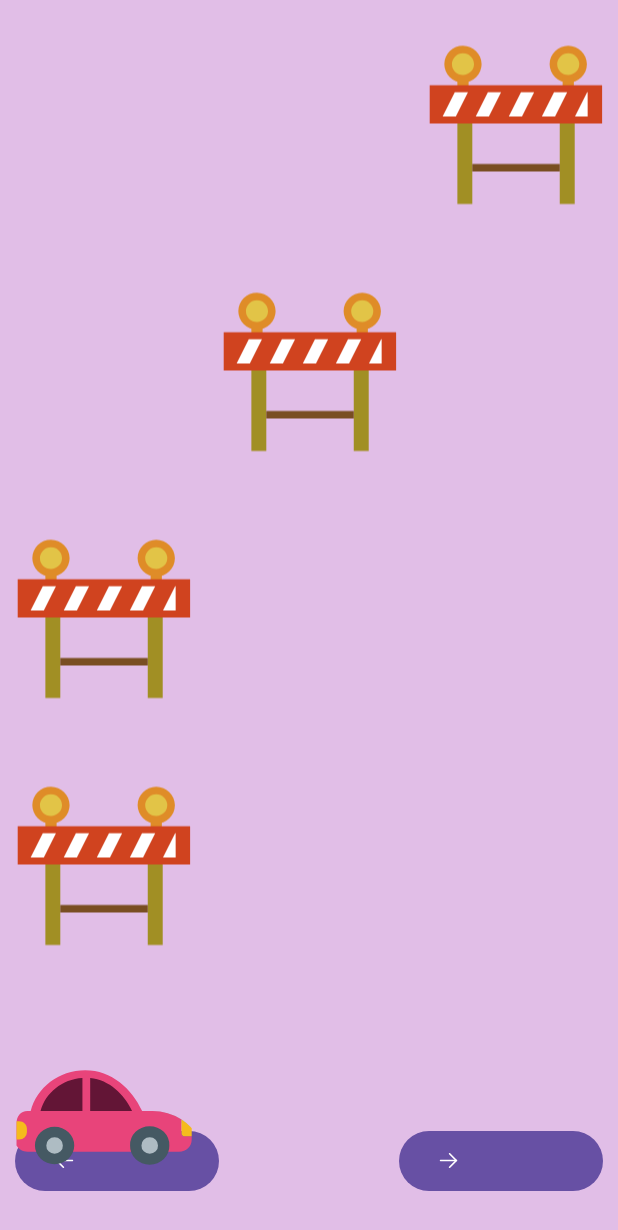
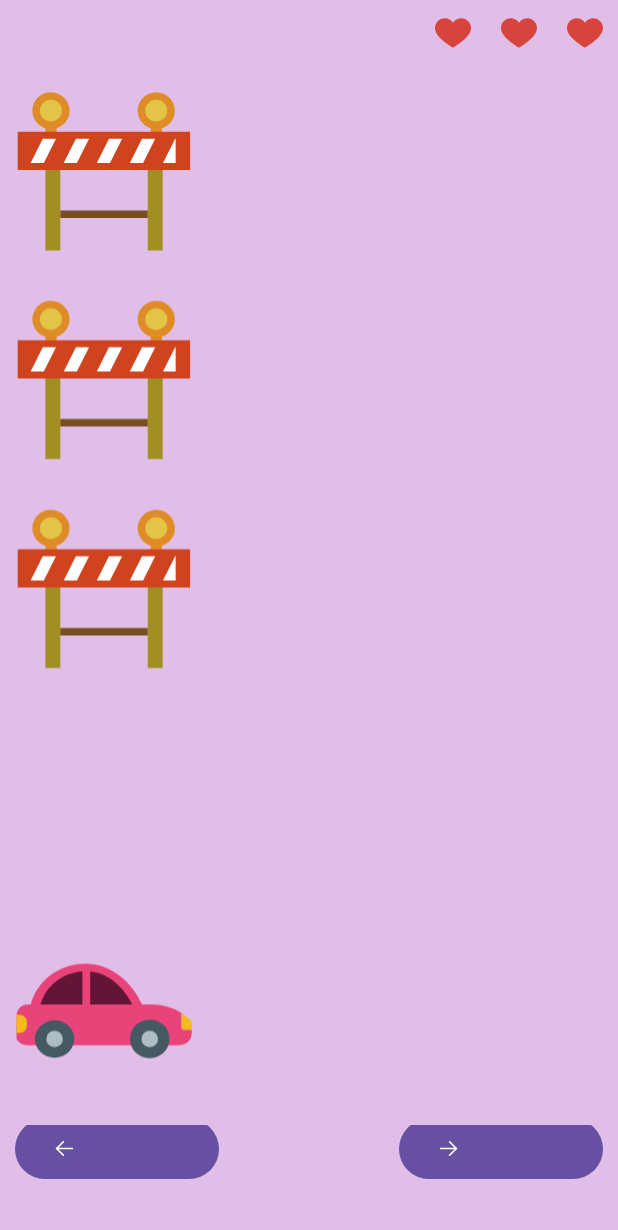
Before and after one commit to NaamaD175/AndroidAplication1, an Android app: the MainActivity screen opened directly, with no data from a screen before it, after a tap on an icon or button, on a phone screen of 412 x 824 dp. Shown: the top 1230 px of the screen. Run offline under Robolectric (Android 15) with nearby library versions, the phone set to English and light mode, and no system bars.

Commit message:
without x or y

```diff
--- a/app/src/main/java/com/example/naamadrory/MainActivity.kt
+++ b/app/src/main/java/com/example/naamadrory/MainActivity.kt
@@ -21,7 +21,6 @@ class MainActivity : AppCompatActivity() {
     private lateinit var main_IMG_hearts: Array<AppCompatImageView>
     private lateinit var main_IMG_matrix: GridLayout
     private lateinit var main_IMG_stopsMatrix: Array<Array<AppCompatImageView>>
-    private lateinit var main_IMG_carMatrix: Array<AppCompatImageView>
     private lateinit var gameManager: GameManager
     private val handler: Handler = Handler(Looper.getMainLooper())
 
@@ -30,18 +29,19 @@ class MainActivity : AppCompatActivity() {
             val currentWrong = gameManager.wrongAnswers
             gameManager.gameMove()
             refreshMatrixUI()
-            updateCarMatrix()
             refreshUI()
 
+            // If crashed - vibrate and message
             if (gameManager.wrongAnswers > currentWrong) {
                 SignalManager.getInstance().vibrate()
                 SignalManager.getInstance().toast("Crash! 💥")
             }
 
+            // If gameOver - send a message
             if (gameManager.isGameOver) {
                 changeActivity("Game Over!!")
             } else {
-                handler.postDelayed(this, 600)
+                handler.postDelayed(this, 1000)
             }
         }
     }
@@ -53,22 +53,21 @@ class MainActivity : AppCompatActivity() {
         findViews()
 
         val colsNum = 3
-        val rowsNum = 4
+        val rowsNum = 5
 
         gameManager = GameManager(rowsNum = rowsNum, colsNum = colsNum, lifeCount = 3)
         main_IMG_matrix.removeAllViews()
 
         initMatrix()
-        initCarMatrix()
         initViews()
 
         gameManager.gameMove()
         refreshMatrixUI()
-        updateCarMatrix()
 
-        handler.postDelayed(gameTickRunnable, 600)
+        handler.postDelayed(gameTickRunnable, 1000)
     }
 
+    // Init the matrix
     private fun initMatrix() {
         val rowsNum = gameManager.getMatrix().size
         val colsNum = gameManager.getMatrix()[0].size
@@ -92,34 +91,7 @@ class MainActivity : AppCompatActivity() {
         }
     }
 
-    private fun initCarMatrix() {
-        val colsNum = gameManager.getMatrix()[0].size
-        val carRow = gameManager.getMatrix().size
-
-        main_IMG_carMatrix = Array(colsNum) { col ->
-            val img = AppCompatImageView(this)
-            img.layoutParams = GridLayout.LayoutParams().apply {
-                width = 0
-                height = 0
-                columnSpec = GridLayout.spec(col, 1f)
-                rowSpec = GridLayout.spec(carRow, 1f)
-                setMargins(4, 4, 4, 4)
-            }
-            img.scaleType = ImageView.ScaleType.FIT_CENTER
-            img.adjustViewBounds = true
-            img.setImageResource(R.drawable.car)
-            img.visibility = View.INVISIBLE
-            main_IMG_matrix.addView(img)
-            img
-        }
-    }
-
-    private fun updateCarMatrix() {
-        for (i in main_IMG_carMatrix.indices) {
-            main_IMG_carMatrix[i].visibility = if (i == gameManager.carCol) View.VISIBLE else View.INVISIBLE
-        }
-    }
-
+    // Update matrix display - visible or invisible (car/stop/empty)
     private fun refreshMatrixUI() {
         val theMatrix = gameManager.getMatrix()
 
@@ -139,8 +111,8 @@ class MainActivity : AppCompatActivity() {
                         images.setImageResource(R.drawable.car)
                         images.visibility = View.VISIBLE
                     }
-                    3 -> {
-                        images.setImageResource(R.drawable.stop)
+                    3 -> { // Crash - show the car
+                        images.setImageResource(R.drawable.car)
                         images.visibility = View.VISIBLE
                     }
                 }
@@ -148,24 +120,27 @@ class MainActivity : AppCompatActivity() {
         }
     }
 
+    // Update hearts
     private fun refreshUI() {
         for (i in main_IMG_hearts.indices) {
             main_IMG_hearts[i].visibility = if (i < 3 - gameManager.wrongAnswers) View.VISIBLE else View.INVISIBLE
         }
     }
 
+    // Sets up the right or left button
     private fun initViews() {
         main_BTN_right.setOnClickListener {
             gameManager.mRight()
-            updateCarMatrix()
+            refreshMatrixUI()
         }
         main_BTN_left.setOnClickListener {
             gameManager.mLeft()
-            updateCarMatrix()
+            refreshMatrixUI()
         }
-        updateCarMatrix()
+        refreshMatrixUI()
     }
 
+    // Move to another screen and send gameOver if necessary
     private fun changeActivity(message: String) {
         val intent = Intent(this, ScoreActivity::class.java)
         intent.putExtra(Constants.BundleKeys.MESSAGE_KEY, message)
@@ -173,6 +148,7 @@ class MainActivity : AppCompatActivity() {
         finish()
     }
 
+    // Connects buttons, matrix grid, and hearts to their XML components
     private fun findViews() {
         main_BTN_right = findViewById(R.id.main_BTN_right)
         main_BTN_left = findViewById(R.id.main_BTN_left)
@@ -184,6 +160,7 @@ class MainActivity : AppCompatActivity() {
         )
     }
 
+    // Stops the game loop
     override fun onDestroy() {
         handler.removeCallbacks(gameTickRunnable)
         super.onDestroy()
--- a/app/src/main/java/com/example/naamadrory/logic/GameManager.kt
+++ b/app/src/main/java/com/example/naamadrory/logic/GameManager.kt
@@ -19,24 +19,29 @@ class GameManager(
     val isGameOver: Boolean
         get() = wrongAnswers >= lifeCount
 
+    //Move right
     fun mRight() {
         if (carCol < colsNum - 1) carCol++
     }
 
+    //Move left
     fun mLeft() {
         if (carCol > 0) carCol--
     }
 
+    //GameOver
     fun gameMove() {
         if (!firstMove) {
             mDown()
             checkIsStop()
         }
         firstMove = false
+        updateCarInMatrix()
     }
 
     fun getMatrix(): Array<IntArray> = theMatrix
 
+    //Check if we crashed
     private fun checkIsStop() {
         if (theMatrix[rowsNum - 1][carCol] == 1) {
             wrongAnswers++
@@ -44,6 +49,7 @@ class GameManager(
         }
     }
 
+    //Move down
     private fun mDown() {
         for (row in rowsNum - 1 downTo 1) {
             for (col in 0 until colsNum) {
@@ -58,4 +64,16 @@ class GameManager(
         val randomCol = (0 until colsNum).random()
         theMatrix[0][randomCol] = 1
     }
+
+    //Update the car position
+    private fun updateCarInMatrix() {
+        for (col in 0 until colsNum) {
+            if (theMatrix[rowsNum - 1][col] == 2) {
+                theMatrix[rowsNum - 1][col] = 0
+            }
+        }
+        if (theMatrix[rowsNum - 1][carCol] == 0) {
+            theMatrix[rowsNum - 1][carCol] = 2
+        }
+    }
 }
--- a/app/src/main/res/layout/activity_main.xml
+++ b/app/src/main/res/layout/activity_main.xml
@@ -1,66 +1,17 @@
 <?xml version="1.0" encoding="utf-8"?>
-<RelativeLayout xmlns:android="http://schemas.android.com/apk/res/android"
+<LinearLayout xmlns:android="http://schemas.android.com/apk/res/android"
     xmlns:app="http://schemas.android.com/apk/res-auto"
     xmlns:tools="http://schemas.android.com/tools"
-    android:id="@+id/main"
     android:layout_width="match_parent"
     android:layout_height="match_parent"
+    android:orientation="vertical"
     android:background="@color/background_color"
-    android:orientation="vertical"
     tools:context=".MainActivity">
 
     <androidx.appcompat.widget.LinearLayoutCompat
         android:layout_width="match_parent"
         android:layout_height="wrap_content"
-        android:layout_alignParentBottom="true"
-        android:layout_margin="@dimen/button_margin">
-
-        <com.google.android.material.button.MaterialButton
-            android:id="@+id/main_BTN_left"
-            android:layout_width="@dimen/button_width"
-            android:layout_height="wrap_content"
-            android:layout_alignParentStart="true"
-            android:layout_weight="0.5"
-            android:layout_marginBottom="@dimen/margin_bottom"
-            app:icon="@drawable/left"/>
-
-
-        <View
-            android:layout_width="120dp"
-            android:layout_height="12dp"/>
-
-        <com.google.android.material.button.MaterialButton
-            android:id="@+id/main_BTN_right"
-            android:layout_width="@dimen/button_width"
-            android:layout_height="wrap_content"
-            android:layout_alignParentBottom="true"
-            android:layout_weight="0.5"
-            android:layout_marginBottom="@dimen/margin_bottom"
-            app:icon="@drawable/right"/>
-    </androidx.appcompat.widget.LinearLayoutCompat>
-
-    <FrameLayout
-        android:layout_width="match_parent"
-        android:layout_height="@dimen/matrix_height">
-
-        <GridLayout
-            android:id="@+id/main_IMG_matrix"
-            android:layout_width="match_parent"
-            android:layout_height="match_parent"
-            android:rowCount="5"
-            android:columnCount="3"
-            android:useDefaultMargins="false"
-            android:alignmentMode="alignMargins" />
-
-    </FrameLayout>
-
-    <androidx.appcompat.widget.LinearLayoutCompat
-        android:layout_width="match_parent"
-        android:layout_height="wrap_content"
-        android:layout_alignParentTop="true"
-        android:layout_alignParentEnd="true"
         android:layout_margin="10dp"
-        android:layout_marginEnd="4dp"
         android:gravity="end"
         android:orientation="horizontal">
 
@@ -81,8 +32,50 @@
             android:id="@+id/main_IMG_heart2"
             android:layout_width="@dimen/heart_width_height"
             android:layout_height="@dimen/heart_width_height"
-            android:visibility="visible"
             app:srcCompat="@drawable/heart" />
     </androidx.appcompat.widget.LinearLayoutCompat>
 
-</RelativeLayout>
+    <FrameLayout
+        android:layout_width="match_parent"
+        android:layout_height="0dp"
+        android:layout_weight="1">
+
+        <GridLayout
+            android:id="@+id/main_IMG_matrix"
+            android:layout_width="match_parent"
+            android:layout_height="match_parent"
+            android:rowCount="5"
+            android:columnCount="3"
+            android:useDefaultMargins="false"
+            android:alignmentMode="alignMargins" />
+    </FrameLayout>
+
+    <androidx.appcompat.widget.LinearLayoutCompat
+        android:layout_width="match_parent"
+        android:layout_height="wrap_content"
+        android:layout_margin="@dimen/button_margin"
+        android:gravity="center"
+        android:orientation="horizontal">
+
+        <com.google.android.material.button.MaterialButton
+            android:id="@+id/main_BTN_left"
+            android:layout_width="@dimen/button_width"
+            android:layout_height="wrap_content"
+            android:layout_weight="0.5"
+            android:layout_marginBottom="@dimen/margin_bottom"
+            app:icon="@drawable/left" />
+
+        <View
+            android:layout_width="120dp"
+            android:layout_height="12dp" />
+
+        <com.google.android.material.button.MaterialButton
+            android:id="@+id/main_BTN_right"
+            android:layout_width="@dimen/button_width"
+            android:layout_height="wrap_content"
+            android:layout_weight="0.5"
+            android:layout_marginBottom="@dimen/margin_bottom"
+            app:icon="@drawable/right" />
+    </androidx.appcompat.widget.LinearLayoutCompat>
+
+</LinearLayout>
```
